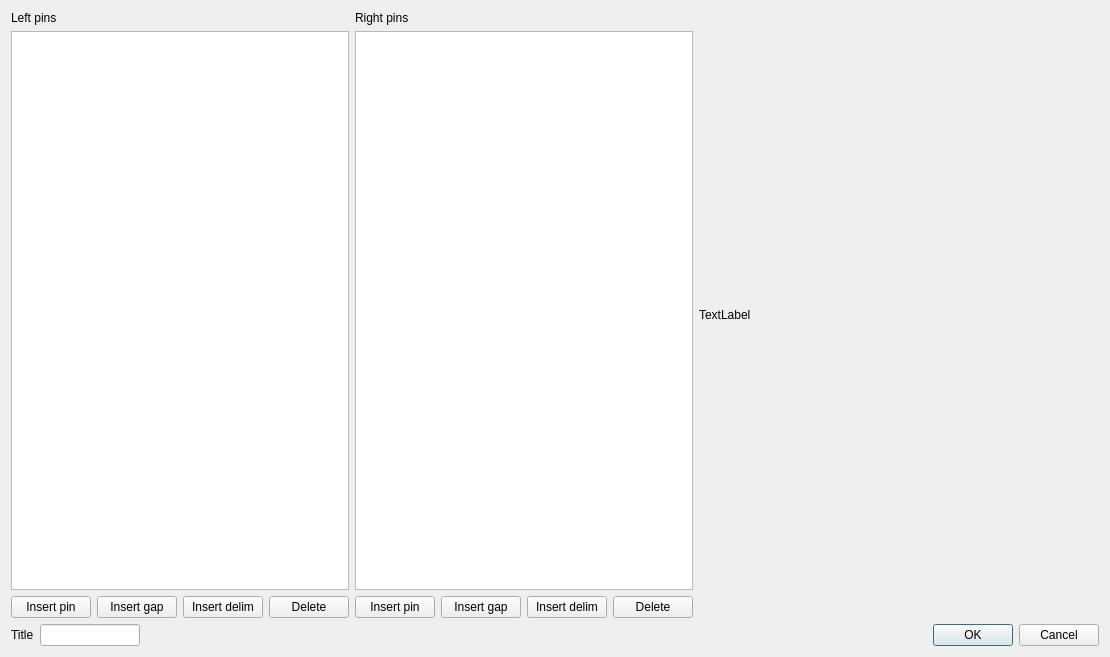
usiksan/SaliCAD, file src/master/SdDMasterSymbolIc.ui: the form before one commit.
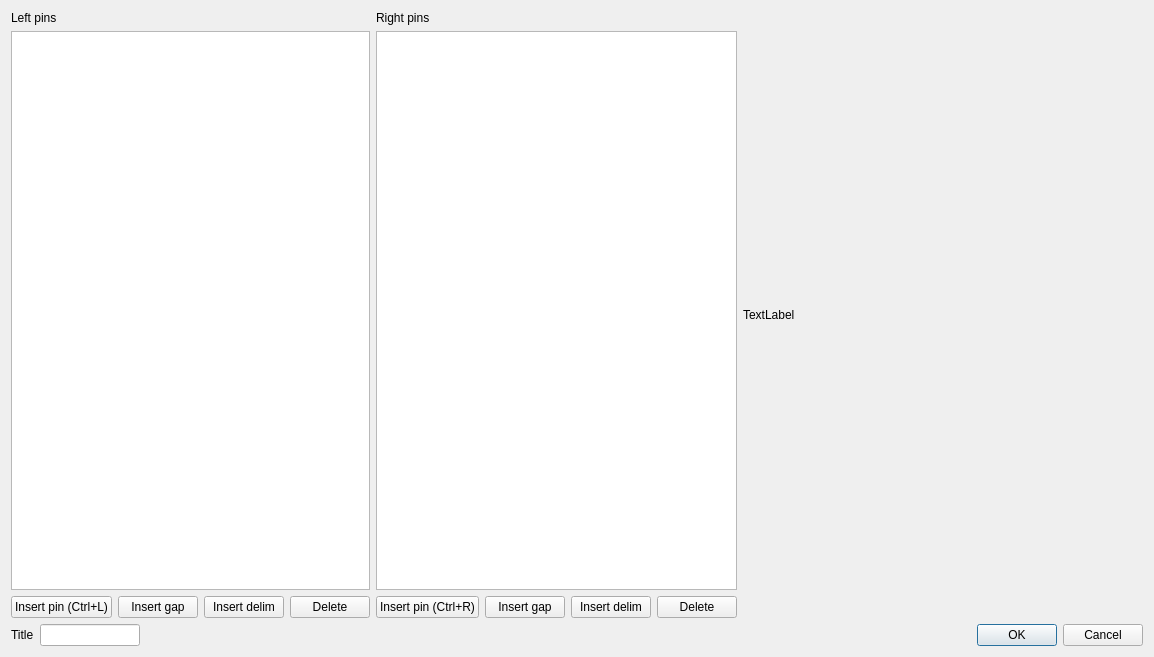
The form after the commit.

Commit message: Append keyboard shortcuts for ic symbol master. Append section update possibilities to component editor. Append some components to library.

The edit to the form file:
```diff
--- a/src/master/SdDMasterSymbolIc.ui
+++ b/src/master/SdDMasterSymbolIc.ui
@@ -6,7 +6,7 @@
    <rect>
     <x>0</x>
     <y>0</y>
-    <width>1084</width>
+    <width>1116</width>
     <height>657</height>
    </rect>
   </property>
@@ -37,7 +37,7 @@
          <item>
           <widget class="QPushButton" name="mLeftInsPin">
            <property name="text">
-            <string>Insert pin</string>
+            <string>Insert pin (Ctrl+L)</string>
            </property>
           </widget>
          </item>
@@ -87,7 +87,7 @@
          <item>
           <widget class="QPushButton" name="mRightInsPin">
            <property name="text">
-            <string>Insert pin</string>
+            <string>Insert pin (Ctrl+R)</string>
            </property>
           </widget>
          </item>
```
The commit also changes 10 other files.
